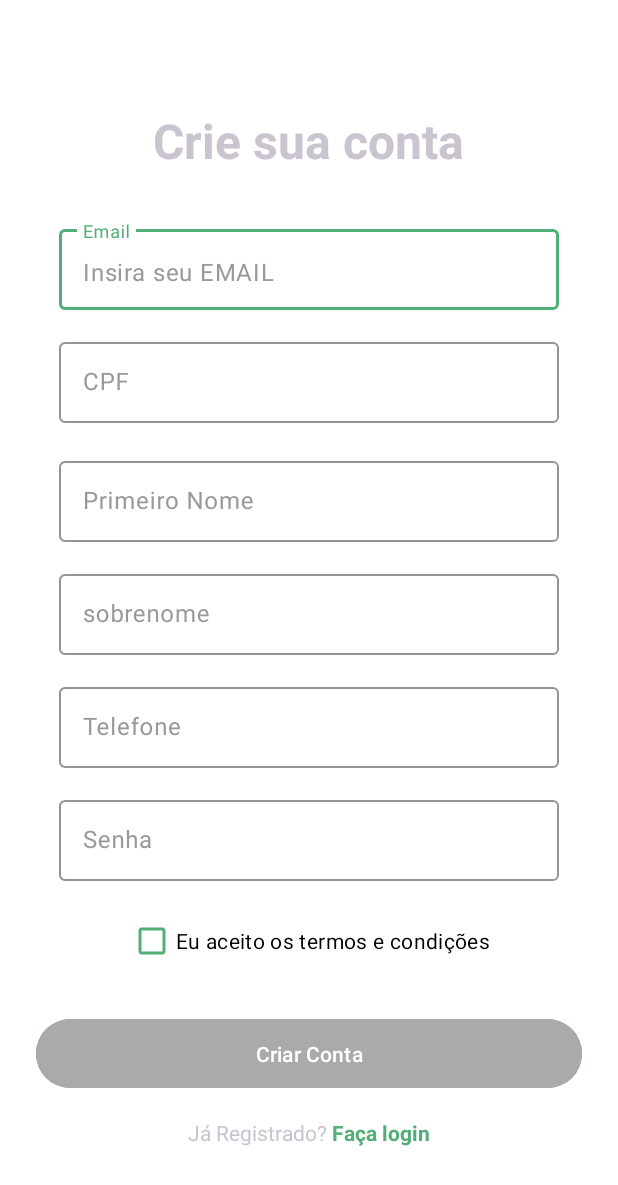
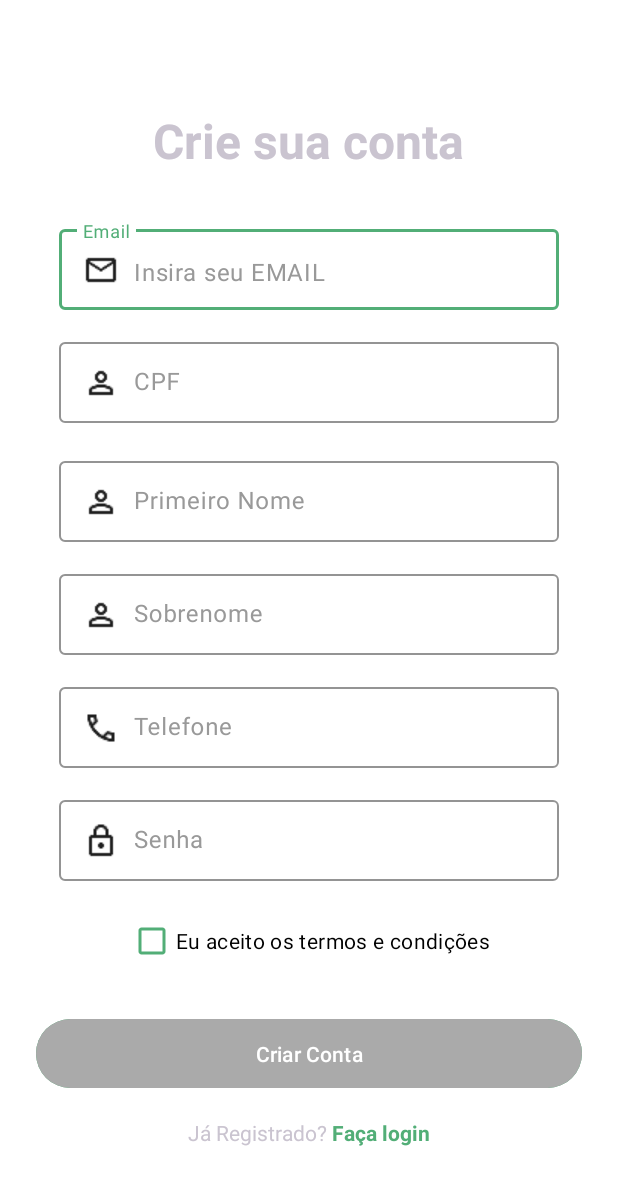
Before and after one commit to Ryanzucchi/Atv_avaliativa_Disp, an Android app: the AccountCreateActivity screen opened directly, with no data from a screen before it, on a phone screen of 412 x 824 dp. Shown: the top 1185 px of the screen. Run offline under Robolectric (Android 15) with nearby library versions, the phone set to English and light mode, and no system bars.

Commit message:
Ajustando icones e quantidade máxima digitada no campo de cpf

```diff
--- a/app/src/main/res/layout/accountcreate.xml
+++ b/app/src/main/res/layout/accountcreate.xml
@@ -31,8 +31,6 @@
             app:hintTextColor="#52AE77"
             android:textColorHint="#999999"
             app:boxStrokeColor="#52AE77"
-            android:drawableStart="@drawable/baseline_tag_faces_24"
-            android:drawablePadding="10dp"
             app:placeholderText="Insira seu EMAIL"
             app:placeholderTextColor="#999999"
             android:paddingStart="15dp"
@@ -43,6 +41,8 @@
                 android:id="@+id/input_email"
                 android:layout_width="match_parent"
                 android:layout_height="54dp"
+                android:drawableStart="@drawable/ic_email_or_cpf"
+                android:drawablePadding="10dp"
                 android:inputType="textEmailAddress" />
         </com.google.android.material.textfield.TextInputLayout>
 
@@ -54,9 +54,7 @@
             app:hintTextColor="#52AE77"
             android:textColorHint="#999999"
             app:boxStrokeColor="#52AE77"
-            android:drawableStart="@drawable/baseline_tag_faces_24"
-            android:drawablePadding="10dp"
-            app:placeholderText="Digite seu CPF"
+            app:placeholderText="Insira seu CPF"
             app:placeholderTextColor="#999999"
             android:paddingStart="15dp"
             android:paddingEnd="15dp"
@@ -66,6 +64,9 @@
                 android:id="@+id/input_cpf"
                 android:layout_width="match_parent"
                 android:layout_height="54dp"
+                android:drawableStart="@drawable/ic_person_24"
+                android:drawablePadding="10dp"
+                android:maxLength="11"
                 android:inputType="number" />
         </com.google.android.material.textfield.TextInputLayout>
 
@@ -77,8 +78,6 @@
             app:hintTextColor="#52AE77"
             android:textColorHint="#999999"
             app:boxStrokeColor="#52AE77"
-            android:drawableStart="@drawable/baseline_tag_faces_24"
-            android:drawablePadding="10dp"
             app:placeholderText="Insira seu primeiro nome"
             app:placeholderTextColor="#999999"
             android:paddingStart="15dp"
@@ -89,6 +88,8 @@
                 android:id="@+id/input_psnome"
                 android:layout_width="match_parent"
                 android:layout_height="54dp"
+                android:drawableStart="@drawable/ic_person_24"
+                android:drawablePadding="10dp"
                 android:inputType="textPersonName" />
         </com.google.android.material.textfield.TextInputLayout>
 
@@ -96,12 +97,10 @@
             style="@style/Widget.Material3.TextInputLayout.OutlinedBox"
             android:layout_width="match_parent"
             android:layout_height="wrap_content"
-            android:hint="sobrenome"
+            android:hint="Sobrenome"
             app:hintTextColor="#52AE77"
             android:textColorHint="#999999"
             app:boxStrokeColor="#52AE77"
-            android:drawableStart="@drawable/baseline_tag_faces_24"
-            android:drawablePadding="10dp"
             app:placeholderText="Insira seu sobrenome"
             app:placeholderTextColor="#999999"
             android:paddingStart="15dp"
@@ -112,6 +111,8 @@
                 android:id="@+id/input_snome"
                 android:layout_width="match_parent"
                 android:layout_height="54dp"
+                android:drawableStart="@drawable/ic_person_24"
+                android:drawablePadding="10dp"
                 android:inputType="textPersonName" />
         </com.google.android.material.textfield.TextInputLayout>
 
@@ -123,8 +124,6 @@
             app:hintTextColor="#52AE77"
             android:textColorHint="#999999"
             app:boxStrokeColor="#52AE77"
-            android:drawableStart="@drawable/baseline_tag_faces_24"
-            android:drawablePadding="10dp"
             app:placeholderText="Insira seu número de telefone"
             app:placeholderTextColor="#999999"
             android:paddingStart="15dp"
@@ -135,6 +134,8 @@
                 android:id="@+id/input_telefone"
                 android:layout_width="match_parent"
                 android:layout_height="54dp"
+                android:drawableStart="@drawable/ic_phone_24"
+                android:drawablePadding="10dp"
                 android:inputType="phone" />
         </com.google.android.material.textfield.TextInputLayout>
 
@@ -146,8 +147,6 @@
             app:hintTextColor="#52AE77"
             android:textColorHint="#999999"
             app:boxStrokeColor="#52AE77"
-            android:drawableStart="@drawable/baseline_tag_faces_24"
-            android:drawablePadding="10dp"
             app:placeholderText="Crie sua senha"
             app:placeholderTextColor="#999999"
             android:paddingStart="15dp"
@@ -158,7 +157,9 @@
                 android:id="@+id/input_pass"
                 android:layout_width="match_parent"
                 android:layout_height="54dp"
-                android:inputType="phone" />
+                android:drawableStart="@drawable/ic_lock_24"
+                android:drawablePadding="10dp"
+                android:inputType="textPassword" />
         </com.google.android.material.textfield.TextInputLayout>
 
         <CheckBox
--- a/app/src/main/res/layout/entrylogin.xml
+++ b/app/src/main/res/layout/entrylogin.xml
@@ -31,8 +31,6 @@
             app:hintTextColor="#52AE77"
             android:textColorHint="#999999"
             app:boxStrokeColor="#52AE77"
-            android:drawableStart="@drawable/baseline_tag_faces_24"
-            android:drawablePadding="10dp"
             app:placeholderText="Digite seu CPF"
             app:placeholderTextColor="#999999"
             android:paddingStart="15dp"
@@ -43,6 +41,9 @@
                 android:id="@+id/input_cpf"
                 android:layout_width="match_parent"
                 android:layout_height="54dp"
+                android:drawableStart="@drawable/baseline_tag_faces_24"
+                android:drawablePadding="10dp"
+                android:maxLength="11"
                 android:inputType="number" />
         </com.google.android.material.textfield.TextInputLayout>
 
@@ -54,8 +55,6 @@
             app:hintTextColor="#52AE77"
             android:textColorHint="#999999"
             app:boxStrokeColor="#52AE77"
-            android:drawableStart="@drawable/baseline_tag_faces_24"
-            android:drawablePadding="10dp"
             app:placeholderText="Digite sua senha"
             app:placeholderTextColor="#999999"
             android:paddingStart="15dp"
@@ -66,6 +65,8 @@
                 android:id="@+id/input_pasSs"
                 android:layout_width="match_parent"
                 android:layout_height="54dp"
+                android:drawableStart="@drawable/ic_lock_24"
+                android:drawablePadding="10dp"
                 android:inputType="textPassword" />
         </com.google.android.material.textfield.TextInputLayout>
 
```
